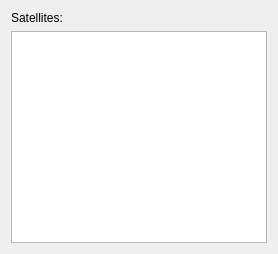
Qt form localStationCS/widgetsatellite.ui (Gnoumy/RaspMeteo) before a commit.
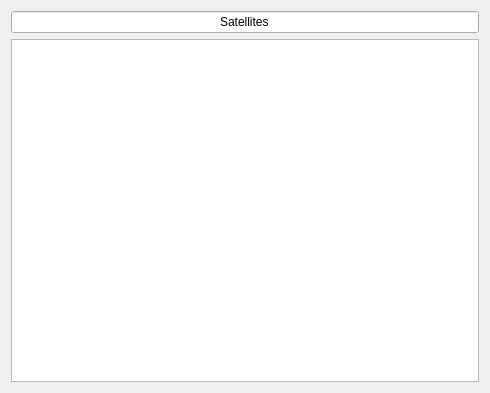
The same form after that commit.

Diff of the .ui file:
```diff
--- a/localStationCS/widgetsatellite.ui
+++ b/localStationCS/widgetsatellite.ui
@@ -6,8 +6,8 @@
    <rect>
     <x>0</x>
     <y>0</y>
-    <width>278</width>
-    <height>254</height>
+    <width>490</width>
+    <height>393</height>
    </rect>
   </property>
   <property name="windowTitle">
@@ -17,9 +17,18 @@
    <item>
     <layout class="QVBoxLayout" name="verticalLayout">
      <item>
-      <widget class="QLabel" name="label">
+      <widget class="QLineEdit" name="lineEdit">
+       <property name="layoutDirection">
+        <enum>Qt::LeftToRight</enum>
+       </property>
        <property name="text">
-        <string>Satellites:</string>
+        <string>Satellites</string>
+       </property>
+       <property name="alignment">
+        <set>Qt::AlignCenter</set>
+       </property>
+       <property name="readOnly">
+        <bool>true</bool>
        </property>
       </widget>
      </item>
```
